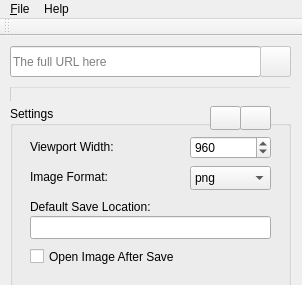
dekomote/QWSnapshot, file src/mainwindow.ui: the form before one commit.
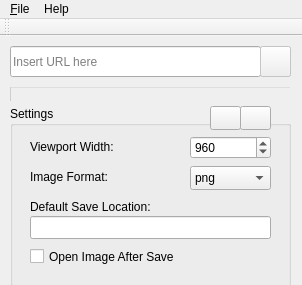
The form after the commit. Icons and pictures are not drawn.

Commit message: Add schemme to the URL if none is provided.

```diff
--- a/src/mainwindow.ui
+++ b/src/mainwindow.ui
@@ -80,7 +80,7 @@
      <string/>
     </property>
     <property name="placeholderText">
-     <string>The full URL here</string>
+     <string>Insert URL here</string>
     </property>
    </widget>
    <widget class="QPushButton" name="stopButton">
```
Left out of the diff: 2 changed lines with no effect on the pictures. The commit also changes 1 other file.
